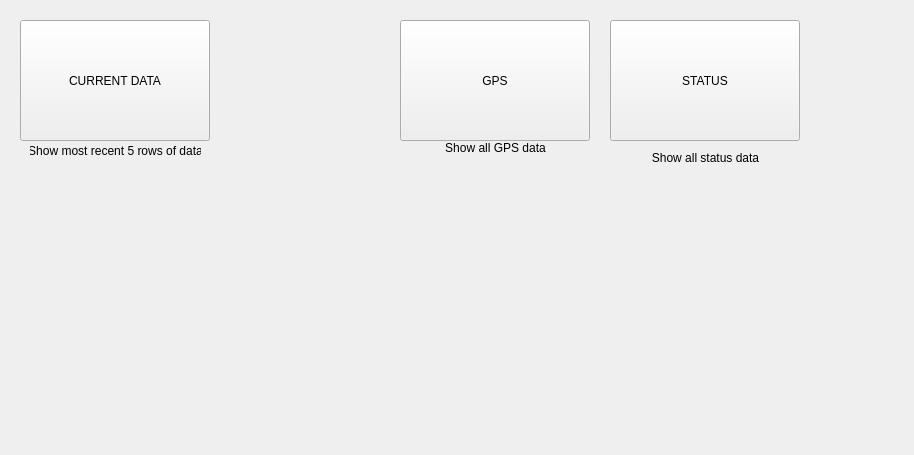
Before: the Qt Designer form app/topwindow.ui in uos3/telemetry-app, drawn with Qt 5.
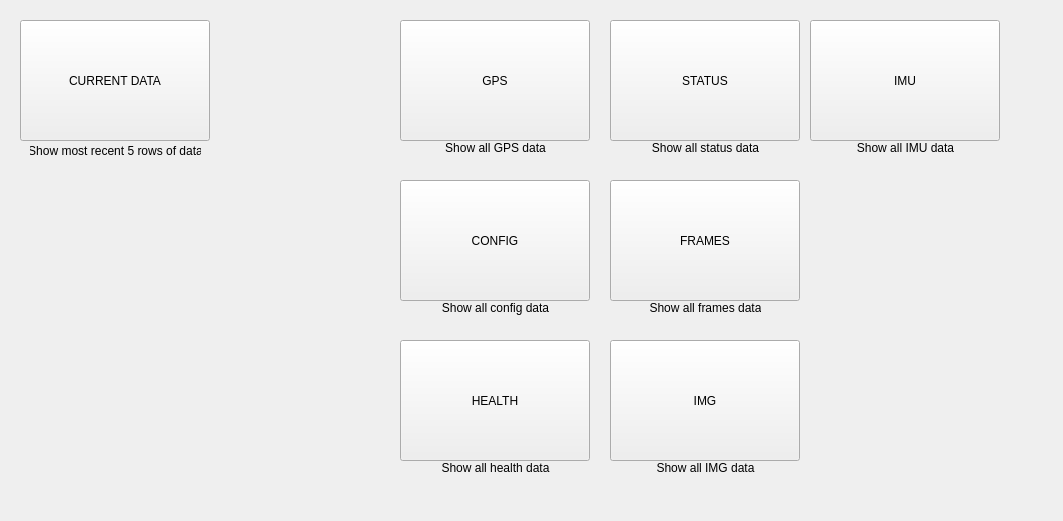
After: the same form once the commit is applied.

Commit message: Add remaining tables to top window UI Add functionality to open new table windows and load data Add data table window title changing

```diff
--- a/app/topwindow.ui
+++ b/app/topwindow.ui
@@ -6,8 +6,8 @@
    <rect>
     <x>0</x>
     <y>0</y>
-    <width>914</width>
-    <height>455</height>
+    <width>1063</width>
+    <height>521</height>
    </rect>
   </property>
   <property name="windowTitle">
@@ -46,7 +46,7 @@
    <property name="geometry">
     <rect>
      <x>650</x>
-     <y>150</y>
+     <y>140</y>
      <width>111</width>
      <height>16</height>
     </rect>
@@ -100,6 +100,151 @@
     <set>Qt::AlignCenter</set>
    </property>
   </widget>
+  <widget class="QPushButton" name="FramesButton">
+   <property name="geometry">
+    <rect>
+     <x>610</x>
+     <y>180</y>
+     <width>190</width>
+     <height>121</height>
+    </rect>
+   </property>
+   <property name="text">
+    <string>FRAMES</string>
+   </property>
+  </widget>
+  <widget class="QLabel" name="label_4">
+   <property name="geometry">
+    <rect>
+     <x>440</x>
+     <y>300</y>
+     <width>111</width>
+     <height>16</height>
+    </rect>
+   </property>
+   <property name="text">
+    <string>Show all config data</string>
+   </property>
+   <property name="alignment">
+    <set>Qt::AlignCenter</set>
+   </property>
+  </widget>
+  <widget class="QPushButton" name="ConfigButton">
+   <property name="geometry">
+    <rect>
+     <x>400</x>
+     <y>180</y>
+     <width>190</width>
+     <height>121</height>
+    </rect>
+   </property>
+   <property name="text">
+    <string>CONFIG</string>
+   </property>
+  </widget>
+  <widget class="QLabel" name="label_5">
+   <property name="geometry">
+    <rect>
+     <x>650</x>
+     <y>300</y>
+     <width>111</width>
+     <height>16</height>
+    </rect>
+   </property>
+   <property name="text">
+    <string>Show all frames data</string>
+   </property>
+   <property name="alignment">
+    <set>Qt::AlignCenter</set>
+   </property>
+  </widget>
+  <widget class="QPushButton" name="ImgButton">
+   <property name="geometry">
+    <rect>
+     <x>610</x>
+     <y>340</y>
+     <width>190</width>
+     <height>121</height>
+    </rect>
+   </property>
+   <property name="text">
+    <string>IMG</string>
+   </property>
+  </widget>
+  <widget class="QLabel" name="label_6">
+   <property name="geometry">
+    <rect>
+     <x>440</x>
+     <y>460</y>
+     <width>111</width>
+     <height>16</height>
+    </rect>
+   </property>
+   <property name="text">
+    <string>Show all health data</string>
+   </property>
+   <property name="alignment">
+    <set>Qt::AlignCenter</set>
+   </property>
+  </widget>
+  <widget class="QPushButton" name="HealthButton">
+   <property name="geometry">
+    <rect>
+     <x>400</x>
+     <y>340</y>
+     <width>190</width>
+     <height>121</height>
+    </rect>
+   </property>
+   <property name="text">
+    <string>HEALTH</string>
+   </property>
+  </widget>
+  <widget class="QLabel" name="label_7">
+   <property name="geometry">
+    <rect>
+     <x>650</x>
+     <y>460</y>
+     <width>111</width>
+     <height>16</height>
+    </rect>
+   </property>
+   <property name="text">
+    <string>Show all IMG data</string>
+   </property>
+   <property name="alignment">
+    <set>Qt::AlignCenter</set>
+   </property>
+  </widget>
+  <widget class="QPushButton" name="IMUButton">
+   <property name="geometry">
+    <rect>
+     <x>810</x>
+     <y>20</y>
+     <width>190</width>
+     <height>121</height>
+    </rect>
+   </property>
+   <property name="text">
+    <string>IMU</string>
+   </property>
+  </widget>
+  <widget class="QLabel" name="label_9">
+   <property name="geometry">
+    <rect>
+     <x>850</x>
+     <y>140</y>
+     <width>111</width>
+     <height>16</height>
+    </rect>
+   </property>
+   <property name="text">
+    <string>Show all IMU data</string>
+   </property>
+   <property name="alignment">
+    <set>Qt::AlignCenter</set>
+   </property>
+  </widget>
  </widget>
  <resources/>
  <connections/>
```
The commit also changes 5 other files.
